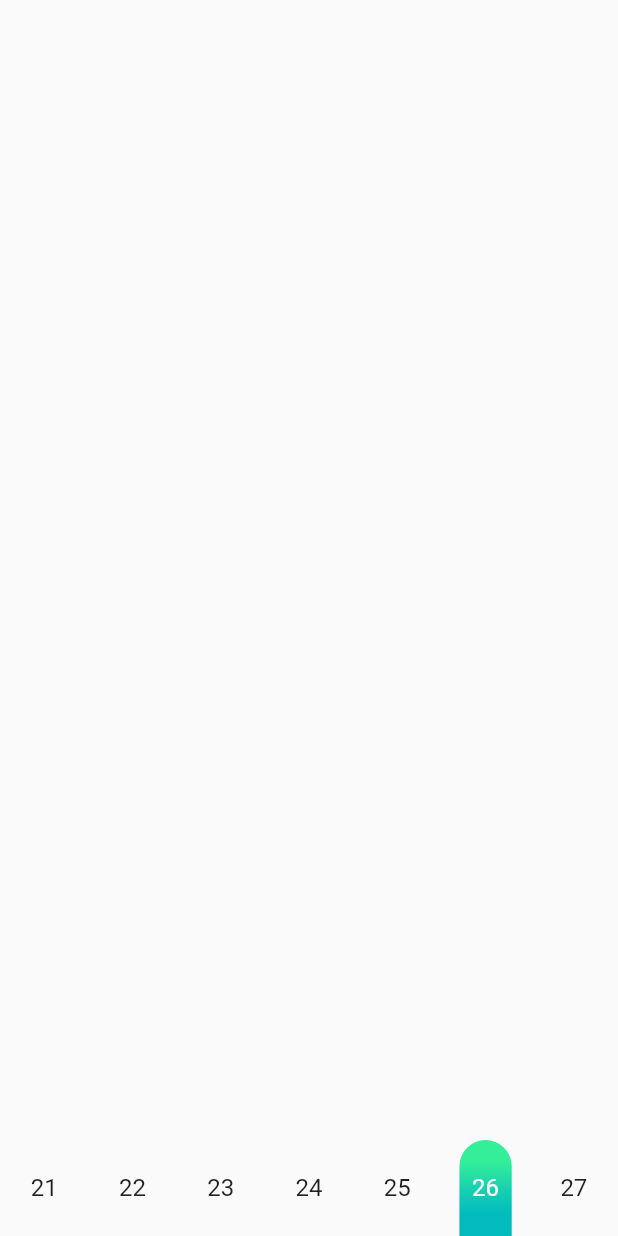
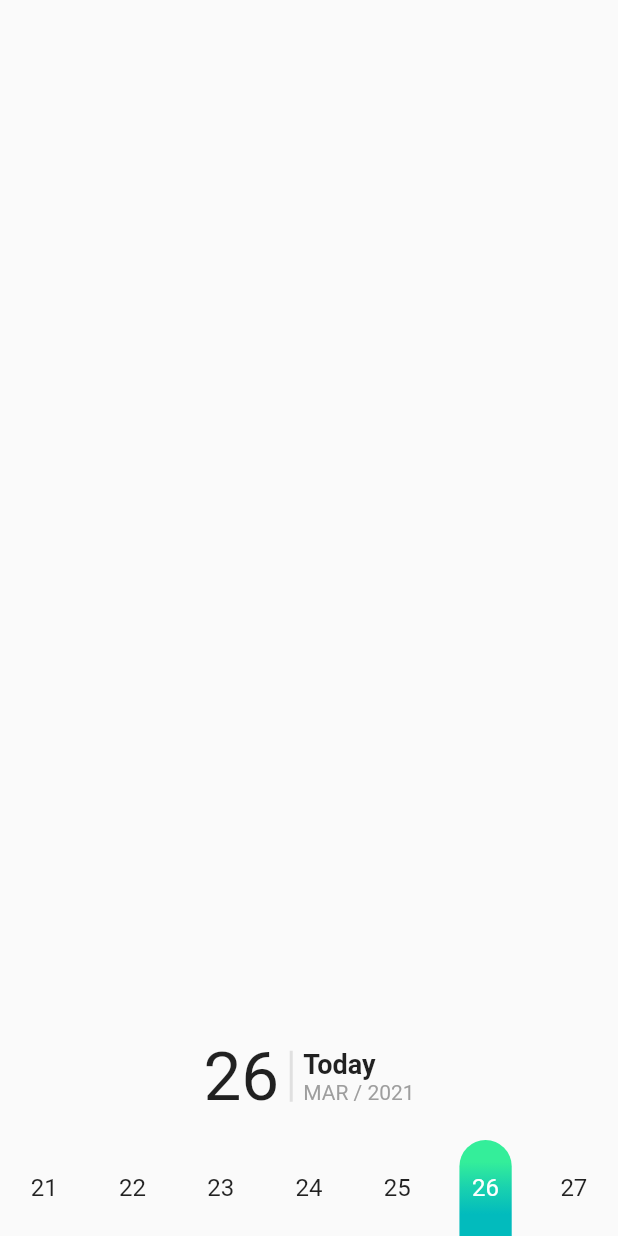
Before and after one commit to marinalvdgs/goldfish_notes_ui_demo, a Flutter app: the screen it shows after launch, on a phone screen of 412 x 824 dp. Run offline on Flutter 3.47's test engine with Material 2 defaults, Android fonts, the phone set to English and light mode, and no system bars; drawn by our look-alikes of table_calendar.

Commit message:
add date info on screen

```diff
--- a/lib/ui/widgets/gn_calendar.dart
+++ b/lib/ui/widgets/gn_calendar.dart
@@ -1,6 +1,8 @@
 import 'dart:math';
 
 import 'package:flutter/material.dart';
+import 'package:goldfish_notes_ui_demo/utils/utils.dart';
+import 'package:intl/intl.dart';
 import 'package:table_calendar/table_calendar.dart';
 
 class GNCalendar extends StatefulWidget {
@@ -38,9 +40,54 @@ class _GNCalendarState extends State<GNCalendar>
     }
   }
 
+  String getMonthABBR() {
+    return DateFormat.MMM().format(selectedDay);
+  }
+
+  Widget buildDateBlock() {
+    return Padding(
+      padding: const EdgeInsets.only(bottom: 16.0),
+      child: Row(
+        mainAxisAlignment: MainAxisAlignment.center,
+        children: [
+          Text(
+            '${selectedDay.day}',
+            style: TextStyle(fontSize: 45),
+          ),
+          SizedBox(
+              height: 50,
+              child: VerticalDivider(
+                thickness: 2,
+                color: Colors.grey.shade300,
+                endIndent: 8,
+                indent: 8,
+              )),
+          Column(
+            mainAxisSize: MainAxisSize.min,
+            crossAxisAlignment: CrossAxisAlignment.start,
+            children: [
+              Text(
+                '${getWeekDay(selectedDay)}',
+                style: TextStyle(fontSize: 18, fontWeight: FontWeight.w600),
+              ),
+              Text(
+                '${getMonthABBR().toUpperCase()} / ${selectedDay.year}',
+                style: TextStyle(color: Colors.grey, fontSize: 14),
+              ),
+            ],
+          )
+        ],
+      ),
+    );
+  }
+
   @override
   Widget build(BuildContext context) {
-    return TableCalendar(
+    return Column(
+      mainAxisSize: MainAxisSize.min,
+      children: [
+        buildDateBlock(),
+        TableCalendar(
           rowHeight: 64,
           firstDay: DateTime.utc(2010, 10, 16),
           focusedDay: selectedDay,
@@ -60,7 +107,8 @@ class _GNCalendarState extends State<GNCalendar>
             return isSameDay(selectedDay, day);
           },
           onDaySelected: (selectedDay, focusedDay) => onDayTap(selectedDay),
-      calendarBuilders: CalendarBuilders(selectedBuilder: (context, date, _) {
+          calendarBuilders:
+              CalendarBuilders(selectedBuilder: (context, date, _) {
             return FadeTransition(
               opacity: Tween(begin: 0.0, end: 1.0).animate(CurvedAnimation(
                   parent: _animationController, curve: Curves.easeIn)),
@@ -68,7 +116,8 @@ class _GNCalendarState extends State<GNCalendar>
                 margin: const EdgeInsets.symmetric(horizontal: 12),
                 decoration: BoxDecoration(
                   borderRadius: BorderRadius.only(
-                  topLeft: Radius.circular(50), topRight: Radius.circular(50)),
+                      topLeft: Radius.circular(50),
+                      topRight: Radius.circular(50)),
                   gradient: LinearGradient(
                     colors: [
                       Color(0xFF34EE9A),
@@ -87,6 +136,8 @@ class _GNCalendarState extends State<GNCalendar>
               ),
             );
           }),
+        ),
+      ],
     );
   }
 }
--- /dev/null
+++ b/lib/utils/utils.dart
@@ -0,0 +1,10 @@
+import 'package:intl/intl.dart';
+import 'package:table_calendar/table_calendar.dart';
+
+String getWeekDay(DateTime date){
+  DateTime today = DateTime.now();
+  if(isSameDay(date, today)) return 'Today';
+  if(isSameDay(date, today.add(Duration(days: 1)))) return 'Tomorrow';
+  if(isSameDay(date, today.add(Duration(days: -1)))) return 'Yesterday';
+  return DateFormat.EEEE().format(date);
+}
--- a/pubspec.yaml
+++ b/pubspec.yaml
@@ -29,6 +29,7 @@ dependencies:
   # Use with the CupertinoIcons class for iOS style icons.
   cupertino_icons: ^1.0.0
   table_calendar: ^3.0.0-nullsafety.1
+  intl: ^0.17.0
 
 dev_dependencies:
   flutter_test:
```
Also changed, not shown: pubspec.lock. Lines whose indentation alone changed are shown as unchanged.
